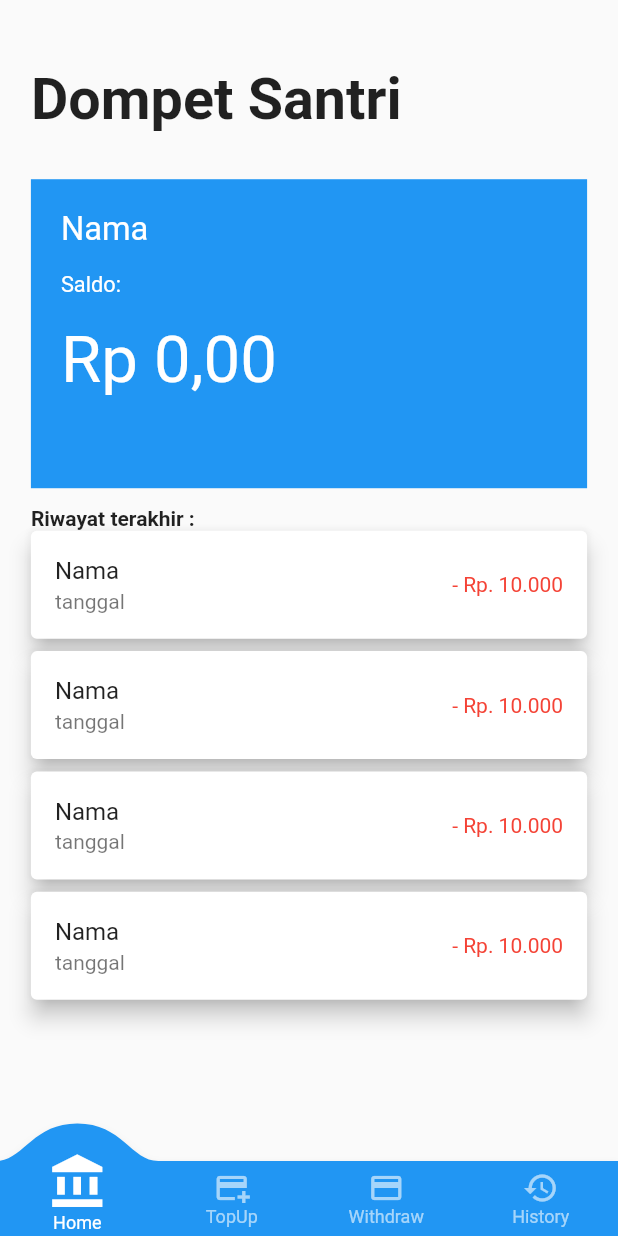
After one commit to gladyne/chasier_tekaja, a Flutter app: the screen it shows after launch, on a phone screen of 412 x 824 dp. The commit adds this screen. Run offline on Flutter 3.47's test engine with Material 2 defaults, Android fonts, the phone set to English and light mode, and no system bars; drawn by our look-alikes of convex_bottom_bar; our stand-ins replace convert; missing offline and left inert: nfc_manager.

Commit message:
Spliting up pages

```diff
--- /dev/null
+++ b/lib/home_page.dart
@@ -0,0 +1,193 @@
+import 'dart:convert';
+
+import 'package:cashier_tekaja/current_formatter.dart';
+import 'package:cashier_tekaja/widgets/new_transaction.dart';
+import 'package:flutter/material.dart';
+import 'package:http/http.dart' as http;
+import 'package:nfc_manager/nfc_manager.dart';
+import 'package:nfc_manager/platform_tags.dart';
+import 'package:convert/convert.dart';
+
+class HomePage extends StatefulWidget {
+  @override
+  State<HomePage> createState() => _HomePageState();
+}
+
+class _HomePageState extends State<HomePage> {
+  NfcTag? tag;
+  String identifier = "";
+  var data;
+
+  void _sendData(String nipd, num amount) async {
+    final response = await http.post(
+        Uri.parse('https://dompetsantri.herokuapp.com/api/transaction'),
+        headers: <String, String>{
+          'Content-Type': 'application/json; charset=UTF-8'
+        },
+        body: jsonEncode(<String, dynamic>{"nipd": nipd, "amount": amount}));
+    final result = json.decode(response.body);
+    print(result);
+    setState(() {});
+  }
+
+  void _startNewTransaction() {
+    showModalBottomSheet(
+      context: context,
+      builder: (_) => NewTransaction(_sendData),
+    );
+  }
+
+  @override
+  Widget build(BuildContext context) {
+    NfcManager.instance.startSession(onDiscovered: (NfcTag tag) async {
+      NfcManager.instance.stopSession();
+      setState(() async {
+        this.tag = tag;
+        identifier = hex.encode(NfcA.from(tag)?.identifier as List<int>);
+        var response = await http.get(Uri.parse(
+            'https://dompetsantri.herokuapp.com/api/user/${identifier}'));
+        data = json.decode(response.body) as Map<String, dynamic>;
+      });
+    });
+    final mediaQueryHight = MediaQuery.of(context).size.height;
+    final mediaQueryWidth = MediaQuery.of(context).size.width;
+    return Column(
+      crossAxisAlignment: CrossAxisAlignment.start,
+      children: [
+        Container(
+          height: mediaQueryHight * 0.13,
+          width: mediaQueryWidth * 0.6,
+          margin: EdgeInsets.only(
+            left: mediaQueryWidth * 0.05,
+            top: mediaQueryHight * 0.015,
+          ),
+          child: LayoutBuilder(builder: (context, constraint) {
+            return const FittedBox(
+              child: Text(
+                'Dompet Santri',
+                style: TextStyle(
+                  fontWeight: FontWeight.bold,
+                ),
+              ),
+            );
+          }),
+        ),
+        Container(
+          height: mediaQueryHight * 0.25,
+          margin: EdgeInsets.symmetric(horizontal: mediaQueryWidth * 0.05),
+          width: double.infinity,
+          padding: const EdgeInsets.all(20),
+          decoration: const BoxDecoration(color: Colors.blue),
+          child: LayoutBuilder(builder: (context, constraint) {
+            return Column(
+              crossAxisAlignment: CrossAxisAlignment.start,
+              children: [
+                if (data != null)
+                  Container(
+                    height: constraint.maxHeight * 0.15,
+                    child: FittedBox(
+                      child: Text(
+                        data['nama'],
+                        style: TextStyle(
+                          color: Colors.white,
+                        ),
+                      ),
+                    ),
+                  ),
+                if (data == null)
+                  Container(
+                    height: constraint.maxHeight * 0.15,
+                    child: FittedBox(
+                      child: Text(
+                        "Nama",
+                        style: TextStyle(
+                          color: Colors.white,
+                        ),
+                      ),
+                    ),
+                  ),
+                SizedBox(
+                  height: constraint.maxHeight * 0.1,
+                ),
+                Container(
+                  height: constraint.maxHeight * 0.1,
+                  child: const FittedBox(
+                    child: Text(
+                      'Saldo:',
+                      style: TextStyle(
+                        color: Colors.white,
+                      ),
+                    ),
+                  ),
+                ),
+                SizedBox(
+                  height: constraint.maxHeight * 0.1,
+                ),
+                if (data != null)
+                  Container(
+                    height: constraint.maxHeight * 0.3,
+                    child: FittedBox(
+                      child: Text(
+                        CurrencyFormat.convertToIdr(data['saldo'], 2),
+                        style: TextStyle(
+                          color: Colors.white,
+                        ),
+                      ),
+                    ),
+                  ),
+                if (data == null)
+                  Container(
+                    height: constraint.maxHeight * 0.3,
+                    child: FittedBox(
+                      child: Text(
+                        CurrencyFormat.convertToIdr(0, 2),
+                        style: TextStyle(
+                          color: Colors.white,
+                        ),
+                      ),
+                    ),
+                  ),
+              ],
+            );
+          }),
+        ),
+        SizedBox(
+          height: mediaQueryHight * 0.015,
+        ),
+        Container(
+          margin: EdgeInsets.only(left: mediaQueryWidth * 0.05),
+          child: const FittedBox(
+            child: Text(
+              'Riwayat terakhir :',
+              style: TextStyle(
+                fontWeight: FontWeight.bold,
+              ),
+            ),
+          ),
+        ),
+        Expanded(
+          child: ListView.builder(
+            itemCount: 4,
+            itemBuilder: (context, index) {
+              return Card(
+                elevation: 6,
+                margin: EdgeInsets.only(
+                    left: mediaQueryWidth * 0.05,
+                    right: mediaQueryWidth * 0.05,
+                    bottom: mediaQueryHight * 0.01),
+                child: ListTile(
+                  title: Text('Nama'),
+                  subtitle: Text('tanggal'),
+                  trailing: Text(
+                    '- Rp. 10.000',
+                    style: const TextStyle(color: Colors.red),
+                  ),
+                ),
+              );
+            },
+          ),
+        ),
+      ],
+    );
+  }
+}
--- a/lib/main.dart
+++ b/lib/main.dart
@@ -1,16 +1,9 @@
-import 'dart:convert';
-
-import 'package:cashier_tekaja/current_formatter.dart';
-import 'package:cashier_tekaja/widgets/history_list.dart';
-import 'package:cashier_tekaja/widgets/new_transaction.dart';
 import 'package:flutter/material.dart';
-import 'package:http/http.dart' as http;
+import 'package:flutter/services.dart';
+import 'home_page.dart';
 import 'package:convex_bottom_bar/convex_bottom_bar.dart';
-import 'package:flutter/services.dart';
-import 'package:nfc_manager/nfc_manager.dart';
-import 'package:nfc_manager/platform_tags.dart';
-import 'dart:convert';
-import 'package:convert/convert.dart';
+import 'package:cashier_tekaja/topup_page.dart';
+import 'history_page.dart';
 
 void main() {
   WidgetsFlutterBinding.ensureInitialized();
@@ -25,204 +18,52 @@ class App extends StatelessWidget {
   Widget build(BuildContext context) {
     return MaterialApp(
       debugShowCheckedModeBanner: false,
-      theme: ThemeData(
-        primarySwatch: Colors.green,
-      ),
       title: "Chashier Tekaja",
-      home: _HomePage(),
+      home: MainApp(),
     );
   }
 }
 
-class _HomePage extends StatefulWidget {
+class MainApp extends StatefulWidget {
   @override
-  State<_HomePage> createState() => _HomePageState();
+  State<MainApp> createState() => _MainAppState();
 }
 
-class _HomePageState extends State<_HomePage> {
-  NfcTag? tag;
-  String identifier = "";
-  var data;
-
-  void _sendData(String nipd, num amount) async {
-    final response = await http.post(
-        Uri.parse('https://dompetsantri.herokuapp.com/api/transaction'),
-        headers: <String, String>{
-          'Content-Type': 'application/json; charset=UTF-8'
-        },
-        body: jsonEncode(<String, dynamic>{"nipd": nipd, "amount": amount}));
-    final result = json.decode(response.body);
-    print(result);
-    setState(() {});
-  }
-
-  void _startNewTransaction() {
-    showModalBottomSheet(
-      context: context,
-      builder: (_) => NewTransaction(_sendData),
-    );
-  }
-
+class _MainAppState extends State<MainApp> {
+  final listOfPages = [
+    HomePage(),
+    TopUpPage(),
+    HistoryPage(),
+  ];
+  int index = 0;
   @override
   Widget build(BuildContext context) {
-    NfcManager.instance.startSession(onDiscovered: (NfcTag tag) async {
-      NfcManager.instance.stopSession();
-      setState(() async {
-        this.tag = tag;
-        identifier = hex.encode(NfcA.from(tag)?.identifier as List<int>);
-        var response = await http.get(Uri.parse(
-            'https://dompetsantri.herokuapp.com/api/user/${identifier}'));
-        data = json.decode(response.body) as Map<String, dynamic>;
-      });
-    });
-    final mediaQueryHight = MediaQuery.of(context).size.height;
-    final mediaQueryWidth = MediaQuery.of(context).size.width;
     return Scaffold(
-      body: Column(
-        crossAxisAlignment: CrossAxisAlignment.start,
-        children: [
-          Container(
-            height: mediaQueryHight * 0.13,
-            width: mediaQueryWidth * 0.6,
-            margin: EdgeInsets.only(
-              left: mediaQueryWidth * 0.05,
-              top: mediaQueryHight * 0.015,
-            ),
-            child: LayoutBuilder(builder: (context, constraint) {
-              return const FittedBox(
-                child: Text(
-                  'Dompet Santri',
-                  style: TextStyle(
-                    fontWeight: FontWeight.bold,
-                  ),
-                ),
-              );
-            }),
-          ),
-          Container(
-            height: mediaQueryHight * 0.25,
-            margin: EdgeInsets.symmetric(horizontal: mediaQueryWidth * 0.05),
-            width: double.infinity,
-            padding: const EdgeInsets.all(20),
-            decoration: const BoxDecoration(color: Colors.blue),
-            child: LayoutBuilder(builder: (context, constraint) {
-              return Column(
-                crossAxisAlignment: CrossAxisAlignment.start,
-                children: [
-                  if (data != null)
-                    Container(
-                      height: constraint.maxHeight * 0.15,
-                      child: FittedBox(
-                        child: Text(
-                          data['nama'],
-                          style: TextStyle(
-                            color: Colors.white,
-                          ),
-                        ),
-                      ),
-                    ),
-                  if (data == null)
-                    Container(
-                      height: constraint.maxHeight * 0.15,
-                      child: FittedBox(
-                        child: Text(
-                          "Nama",
-                          style: TextStyle(
-                            color: Colors.white,
-                          ),
-                        ),
-                      ),
-                    ),
-                  SizedBox(
-                    height: constraint.maxHeight * 0.1,
-                  ),
-                  Container(
-                    height: constraint.maxHeight * 0.1,
-                    child: const FittedBox(
-                      child: Text(
-                        'Saldo:',
-                        style: TextStyle(
-                          color: Colors.white,
-                        ),
-                      ),
-                    ),
-                  ),
-                  SizedBox(
-                    height: constraint.maxHeight * 0.1,
-                  ),
-                  if (data != null)
-                    Container(
-                      height: constraint.maxHeight * 0.3,
-                      child: FittedBox(
-                        child: Text(
-                          CurrencyFormat.convertToIdr(data['saldo'], 2),
-                          style: TextStyle(
-                            color: Colors.white,
-                          ),
-                        ),
-                      ),
-                    ),
-                  if (data == null)
-                    Container(
-                      height: constraint.maxHeight * 0.3,
-                      child: FittedBox(
-                        child: Text(
-                          CurrencyFormat.convertToIdr(0, 2),
-                          style: TextStyle(
-                            color: Colors.white,
-                          ),
-                        ),
-                      ),
-                    ),
-                ],
-              );
-            }),
-          ),
-          SizedBox(
-            height: mediaQueryHight * 0.015,
-          ),
-          Container(
-            margin: EdgeInsets.only(left: mediaQueryWidth * 0.05),
-            child: const FittedBox(
-              child: Text(
-                'Riwayat terakhir :',
-                style: TextStyle(
-                  fontWeight: FontWeight.bold,
-                ),
-              ),
-            ),
-          ),
-          Expanded(
-            child: ListView.builder(
-              itemCount: 4,
-              itemBuilder: (context, index) {
-                return Card(
-                  elevation: 6,
-                  margin: EdgeInsets.only(
-                      left: mediaQueryWidth * 0.05,
-                      right: mediaQueryWidth * 0.05,
-                      bottom: mediaQueryHight * 0.01),
-                  child: ListTile(
-                    title: Text('Nama'),
-                    subtitle: Text('tanggal'),
-                    trailing: Text(
-                      '- Rp. 10.000',
-                      style: const TextStyle(color: Colors.red),
-                    ),
-                  ),
-                );
-              },
-            ),
-          ),
-        ],
-      ),
+      body: listOfPages[index],
       bottomNavigationBar: ConvexAppBar(
         items: const [
-          TabItem(icon: Icons.home, title: 'Home'),
-          TabItem(icon: Icons.payment, title: 'TopUp'),
+          TabItem(
+            icon: Icons.account_balance,
+            title: 'Home',
+          ),
+          TabItem(
+            icon: Icons.add_card,
+            title: 'TopUp',
+          ),
+          TabItem(icon: Icons.payment, title: 'Withdraw'),
           TabItem(icon: Icons.history, title: 'History')
         ],
-        style: TabStyle.fixed,
+        style: TabStyle.react,
+        initialActiveIndex: 0,
+        onTap: (int i) {
+          setState(() {
+            if (i >= listOfPages.length) {
+              index = i - 1;
+            } else {
+              index = i;
+            }
+          });
+        },
       ),
     );
   }
```
Also changed, not shown: lib/history_page.dart (added, +11 -0 lines), lib/topup_page.dart (added, +11 -0 lines).
